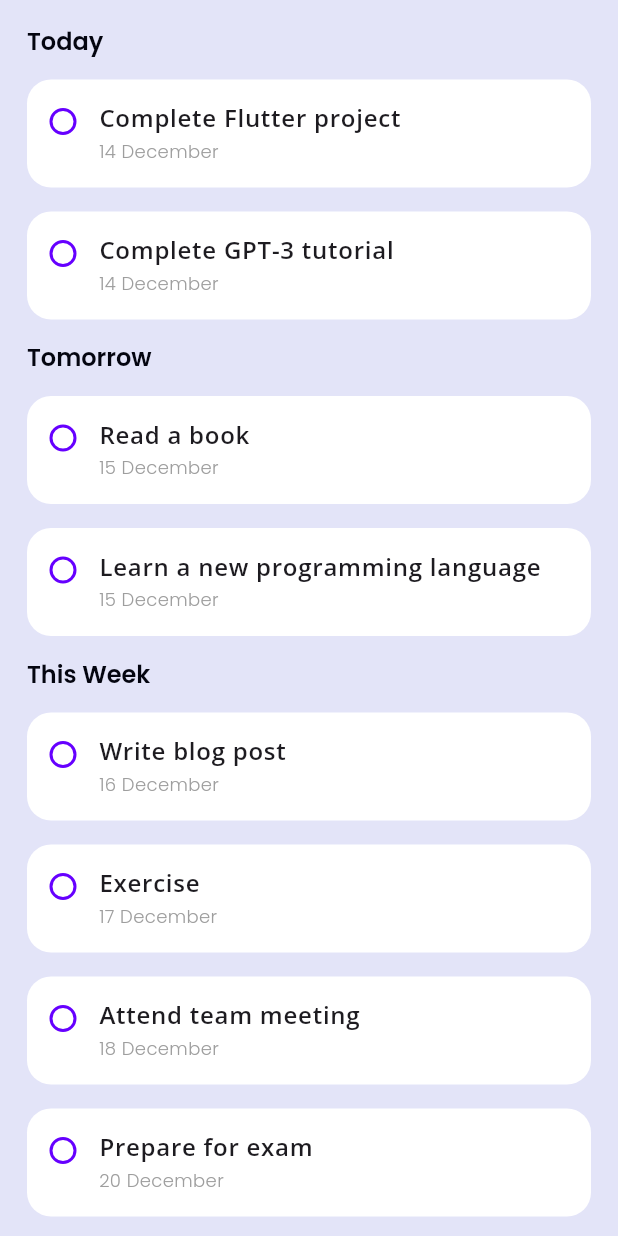
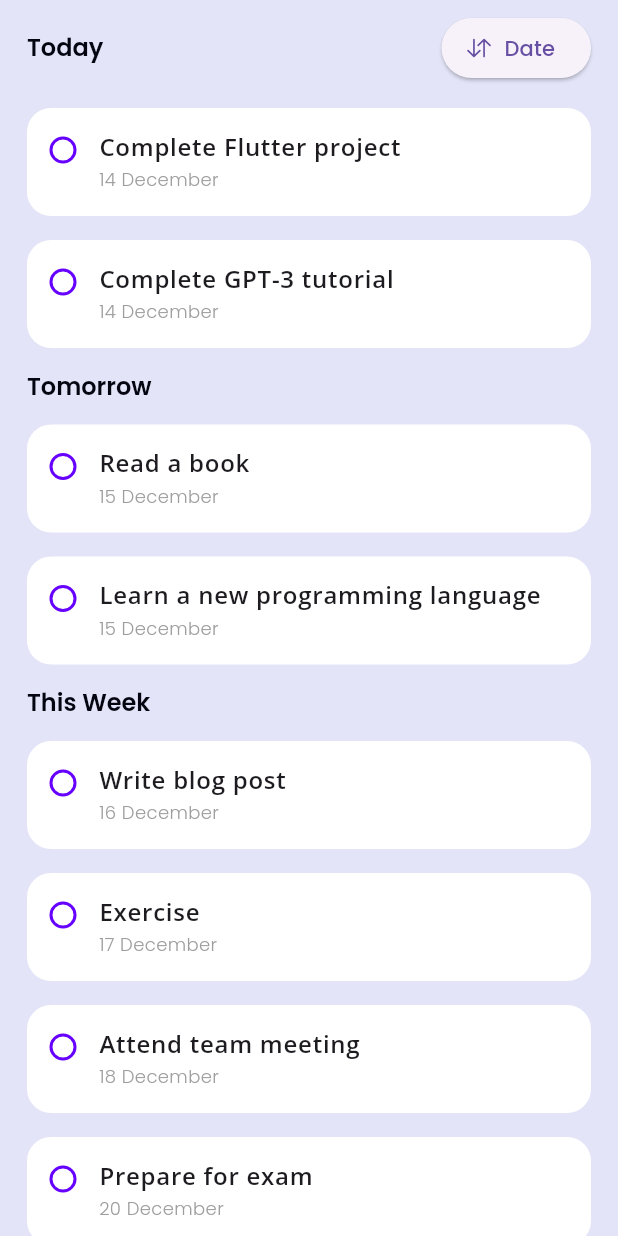
Before and after one commit to EncouragedEntity/todo-list, a Flutter app: the TodoItemList widget shown alone on an empty page, opened directly, on a phone screen of 412 x 824 dp. Run offline on Flutter 3.47's test engine with Material 3 defaults, Android fonts, the phone set to English and light mode, and no system bars; drawn by our look-alikes of grouped_list; our stand-ins replace equatable, flutter_bloc, fluttertoast, google_fonts, ionicons, logger; missing offline and left inert: mailer.

Commit message:
Grouping replcement

```diff
--- a/lib/widgets/todo/todo_items_list.dart
+++ b/lib/widgets/todo/todo_items_list.dart
@@ -1,6 +1,7 @@
 import 'package:flutter/material.dart';
 import 'package:flutter_bloc/flutter_bloc.dart';
 import 'package:grouped_list/grouped_list.dart';
+import 'package:ionicons/ionicons.dart';
 import 'package:logger/logger.dart';
 import 'package:todo_list/blocs/events/todo_event.dart';
 import 'package:todo_list/blocs/states/todo_state.dart';
@@ -11,16 +12,16 @@
 import '../../models/todo_priority.dart';
 
 class TodoItemList extends StatefulWidget {
-  const TodoItemList({Key? key, this.groupByPriority = false})
-      : super(key: key);
-
-  final bool groupByPriority;
+  const TodoItemList({Key? key}) : super(key: key);
 
   @override
   State<TodoItemList> createState() => _TodoItemListState();
 }
 
 class _TodoItemListState extends State<TodoItemList> {
+  bool groupByPriority = false;
+  final sortingButtonKey = GlobalKey();
+
   @override
   Widget build(BuildContext context) {
     if (context.watch<TodoBloc>().state is! TodoItemsLoadedState) {
@@ -35,12 +36,12 @@
         }
         if (todoState is TodoItemsLoadedState) {
           Logger().i(todoState.items);
-          final groupedItems = widget.groupByPriority
+          final groupedItems = groupByPriority
               ? _groupItemsByPriority(todoState.items)
               : _groupItemsByDate(todoState.items);
 
           return Padding(
-            padding: const EdgeInsets.all(10),
+            padding: const EdgeInsets.symmetric(horizontal: 10),
             child: RefreshIndicator(
               onRefresh: () async {
                 context.read<TodoBloc>().add(TodoLoadAllItemsEvent());
@@ -59,7 +60,7 @@
                   return index1.compareTo(index2);
                 },
                 itemComparator: (item1, item2) {
-                  if (widget.groupByPriority) {
+                  if (groupByPriority) {
                     return item1['priority'].compareTo(item2['priority']);
                   } else {
                     final dueDate1 = item1['dueDate'] as DateTime?;
@@ -74,7 +75,93 @@
                     }
                   }
                 },
-                groupSeparatorBuilder: (dynamic value) => Padding(
+                groupSeparatorBuilder: (dynamic value) {
+                  if (value.toString() == 'Today' ||
+                      value.toString() == 'High Priority') {
+                    return Padding(
+                      padding: const EdgeInsets.all(8.0),
+                      child: Row(
+                        mainAxisAlignment: MainAxisAlignment.spaceBetween,
+                        children: [
+                          Text(
+                            value.toString(),
+                            style: Theme.of(context)
+                                .textTheme
+                                .displayMedium!
+                                .copyWith(fontSize: 16),
+                          ),
+                          ElevatedButton.icon(
+                            key: sortingButtonKey,
+                            onPressed: () async {
+                              RenderBox renderbox = sortingButtonKey
+                                  .currentContext!
+                                  .findRenderObject() as RenderBox;
+                              final RenderBox overlay = Overlay.of(context)
+                                  .context
+                                  .findRenderObject() as RenderBox;
+                              final RelativeRect position =
+                                  RelativeRect.fromRect(
+                                Rect.fromPoints(
+                                  renderbox.localToGlobal(Offset.zero,
+                                      ancestor: overlay),
+                                  renderbox.localToGlobal(
+                                      renderbox.size.bottomRight(Offset.zero),
+                                      ancestor: overlay),
+                                ),
+                                Offset.zero & overlay.size,
+                              );
+
+                              final result = await showMenu<bool>(
+                                context: context,
+                                position: position,
+                                items: [
+                                  PopupMenuItem(
+                                    onTap: () {
+                                      Navigator.of(context).pop(false);
+                                    },
+                                    child: ListTile(
+                                      leading: Icon(
+                                        Ionicons.calendar_number_outline,
+                                        color: Theme.of(context).highlightColor,
+                                      ),
+                                      title: const Text('Due Date'),
+                                    ),
+                                  ),
+                                  PopupMenuItem(
+                                    onTap: () {
+                                      Navigator.of(context).pop(true);
+                                    },
+                                    child: ListTile(
+                                      leading: Icon(
+                                        Ionicons.warning_outline,
+                                        color: Theme.of(context).highlightColor,
+                                      ),
+                                      title: const Text('Priority'),
+                                    ),
+                                  )
+                                ],
+                              );
+                              if (groupByPriority != result) {
+                                setState(() {
+                                  groupByPriority = result ?? false;
+                                });
+
+                                // ignore: use_build_context_synchronously
+                                context
+                                    .read<TodoBloc>()
+                                    .add(TodoLoadAllItemsEvent());
+                              }
+                            },
+                            icon: const Icon(Ionicons.swap_vertical_outline),
+                            label: Text(value.toString() == 'Today'
+                                ? 'Date'
+                                : 'Priority'),
+                          )
+                        ],
+                      ),
+                    );
+                  }
+                  return Padding(
                     padding: const EdgeInsets.all(8.0),
                     child: Text(
                       value.toString(),
@@ -83,7 +170,8 @@
                           .displayMedium!
                           .copyWith(fontSize: 16),
                     ),
-                ),
+                  );
+                },
                 itemBuilder: (context, element) {
                   final items = element['items'] as List<TodoItem>?;
                   if (items != null && items.isNotEmpty) {
```
Also changed, not shown: lib/pages/todos_page.dart (+2 -19 lines). Lines whose indentation alone changed are shown as unchanged.
